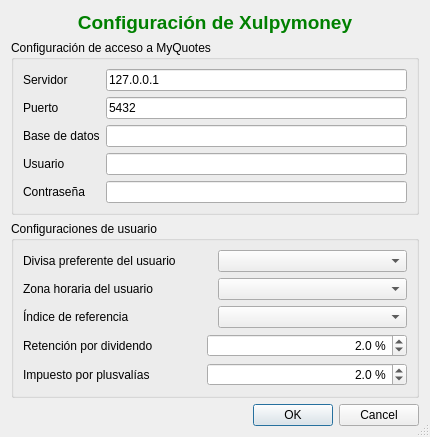
Before: the Qt Designer form ui/frmSettings.ui in turulomio/xulpymoney, drawn with Qt 5.
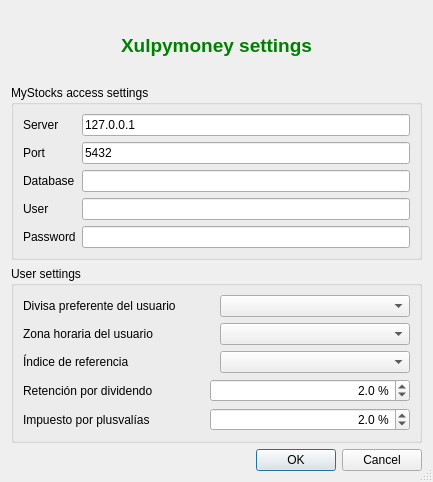
After: the same form once the commit is applied. Icons and pictures are not drawn.

The edit to the form file:
```diff
--- a/ui/frmSettings.ui
+++ b/ui/frmSettings.ui
@@ -9,8 +9,8 @@
    <rect>
     <x>0</x>
     <y>0</y>
-    <width>430</width>
-    <height>412</height>
+    <width>433</width>
+    <height>482</height>
    </rect>
   </property>
   <property name="windowTitle">
@@ -38,7 +38,7 @@
         <string notr="true">color: rgb(0, 128, 0);</string>
        </property>
        <property name="text">
-        <string>Configuración de Xulpymoney</string>
+        <string>Xulpymoney settings</string>
        </property>
        <property name="alignment">
         <set>Qt::AlignCenter</set>
@@ -48,7 +48,7 @@
      <item>
       <widget class="QGroupBox" name="groupBox">
        <property name="title">
-        <string>Configuración de acceso a MyQuotes</string>
+        <string>MyStocks access settings</string>
        </property>
        <layout class="QVBoxLayout" name="verticalLayout_3">
         <item>
@@ -58,35 +58,35 @@
             <item>
              <widget class="QLabel" name="lblServer">
               <property name="text">
-               <string>Servidor</string>
+               <string>Server</string>
               </property>
              </widget>
             </item>
             <item>
              <widget class="QLabel" name="lblPort">
               <property name="text">
-               <string>Puerto</string>
+               <string>Port</string>
               </property>
              </widget>
             </item>
             <item>
              <widget class="QLabel" name="lblDatabase">
               <property name="text">
-               <string>Base de datos</string>
+               <string>Database</string>
               </property>
              </widget>
             </item>
             <item>
              <widget class="QLabel" name="lblUser">
               <property name="text">
-               <string>Usuario</string>
+               <string>User</string>
               </property>
              </widget>
             </item>
             <item>
              <widget class="QLabel" name="lblPass">
               <property name="text">
-               <string>Contraseña</string>
+               <string>Password</string>
               </property>
              </widget>
             </item>
@@ -146,7 +146,7 @@
      <item>
       <widget class="QGroupBox" name="groupBox_2">
        <property name="title">
-        <string>Configuraciones de usuario</string>
+        <string>User settings</string>
        </property>
        <layout class="QHBoxLayout" name="horizontalLayout_8">
         <item>
```
Left out of the diff: 10 changed lines with no effect on the pictures.
